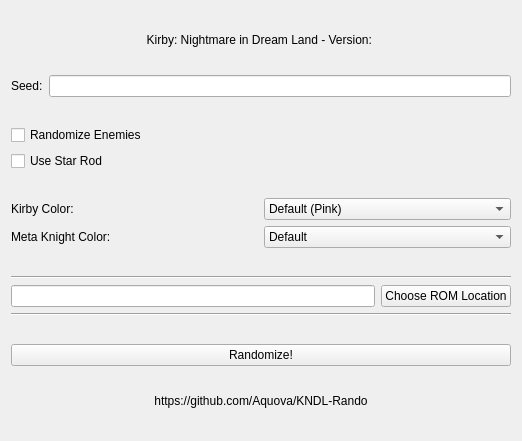
Before: the Qt Designer form src/mainwindow.ui in aquova/KNDL-Rando, drawn with Qt 5.
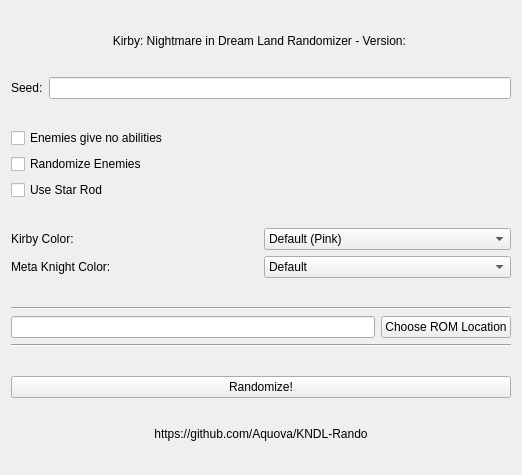
After: the same form once the commit is applied. Icons and pictures are not drawn.

Commit message: Added final kirby colors, added no ability option

Patch:
```diff
--- a/src/mainwindow.ui
+++ b/src/mainwindow.ui
@@ -7,7 +7,7 @@
     <x>0</x>
     <y>0</y>
     <width>522</width>
-    <height>441</height>
+    <height>475</height>
    </rect>
   </property>
   <property name="windowTitle">
@@ -28,7 +28,7 @@
       </property>
      </spacer>
     </item>
-    <item row="16" column="0">
+    <item row="18" column="0">
      <spacer name="verticalSpacer_7">
       <property name="orientation">
        <enum>Qt::Vertical</enum>
@@ -67,7 +67,7 @@
       </property>
      </spacer>
     </item>
-    <item row="14" column="0">
+    <item row="16" column="0">
      <spacer name="verticalSpacer_6">
       <property name="orientation">
        <enum>Qt::Vertical</enum>
@@ -80,35 +80,35 @@
       </property>
      </spacer>
     </item>
-    <item row="15" column="0">
+    <item row="17" column="0">
      <widget class="QPushButton" name="randomizeButton">
       <property name="text">
        <string>Randomize!</string>
       </property>
      </widget>
     </item>
-    <item row="6" column="0">
+    <item row="8" column="0">
      <widget class="QCheckBox" name="starRodCheck">
       <property name="text">
        <string>Use Star Rod</string>
       </property>
      </widget>
     </item>
-    <item row="13" column="0">
+    <item row="15" column="0">
      <widget class="Line" name="line_2">
       <property name="orientation">
        <enum>Qt::Horizontal</enum>
       </property>
      </widget>
     </item>
-    <item row="11" column="0">
+    <item row="13" column="0">
      <widget class="Line" name="line">
       <property name="orientation">
        <enum>Qt::Horizontal</enum>
       </property>
      </widget>
     </item>
-    <item row="17" column="0">
+    <item row="19" column="0">
      <widget class="QLabel" name="urlLabel">
       <property name="text">
        <string>https://github.com/Aquova/KNDL-Rando</string>
@@ -118,7 +118,7 @@
       </property>
      </widget>
     </item>
-    <item row="12" column="0">
+    <item row="14" column="0">
      <layout class="QHBoxLayout" name="horizontalLayout_2">
       <item>
        <widget class="QLineEdit" name="romDisplay">
@@ -139,14 +139,14 @@
     <item row="1" column="0">
      <widget class="QLabel" name="title">
       <property name="text">
-       <string>Kirby: Nightmare in Dream Land - Version: </string>
+       <string>Kirby: Nightmare in Dream Land Randomizer - Version: </string>
       </property>
       <property name="alignment">
        <set>Qt::AlignCenter</set>
       </property>
      </widget>
     </item>
-    <item row="18" column="0">
+    <item row="20" column="0">
      <spacer name="verticalSpacer_8">
       <property name="orientation">
        <enum>Qt::Vertical</enum>
@@ -159,14 +159,14 @@
       </property>
      </spacer>
     </item>
-    <item row="5" column="0">
+    <item row="6" column="0">
      <widget class="QCheckBox" name="enemyCheck">
       <property name="text">
        <string>Randomize Enemies</string>
       </property>
      </widget>
     </item>
-    <item row="10" column="0">
+    <item row="12" column="0">
      <spacer name="verticalSpacer_5">
       <property name="orientation">
        <enum>Qt::Vertical</enum>
@@ -179,7 +179,7 @@
       </property>
      </spacer>
     </item>
-    <item row="8" column="0">
+    <item row="10" column="0">
      <layout class="QHBoxLayout" name="horizontalLayout_3">
       <item>
        <widget class="QLabel" name="kirbyColorLabel">
@@ -404,20 +404,20 @@
       </item>
      </layout>
     </item>
-    <item row="7" column="0">
-     <spacer name="verticalSpacer_3">
-      <property name="orientation">
-       <enum>Qt::Vertical</enum>
-      </property>
-      <property name="sizeHint" stdset="0">
-       <size>
-        <width>20</width>
-        <height>40</height>
-       </size>
-      </property>
-     </spacer>
-    </item>
     <item row="9" column="0">
+     <spacer name="verticalSpacer_3">
+      <property name="orientation">
+       <enum>Qt::Vertical</enum>
+      </property>
+      <property name="sizeHint" stdset="0">
+       <size>
+        <width>20</width>
+        <height>40</height>
+       </size>
+      </property>
+     </spacer>
+    </item>
+    <item row="11" column="0">
      <layout class="QHBoxLayout" name="horizontalLayout_4">
       <item>
        <widget class="QLabel" name="MKcolorLabel">
@@ -442,6 +442,13 @@
       </item>
      </layout>
     </item>
+    <item row="5" column="0">
+     <widget class="QCheckBox" name="noAbilitiesCheck">
+      <property name="text">
+       <string>Enemies give no abilities</string>
+      </property>
+     </widget>
+    </item>
    </layout>
   </widget>
  </widget>
```
Left out of the diff: 35 changed lines with no effect on the pictures. The commit also changes 11 other files.
